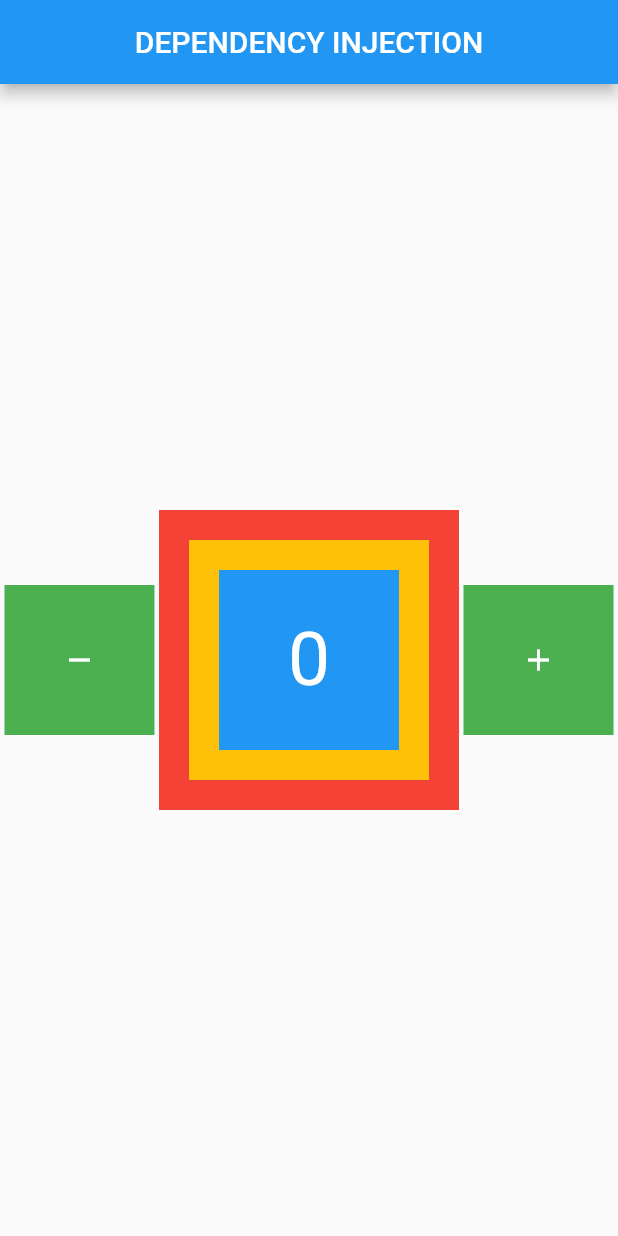
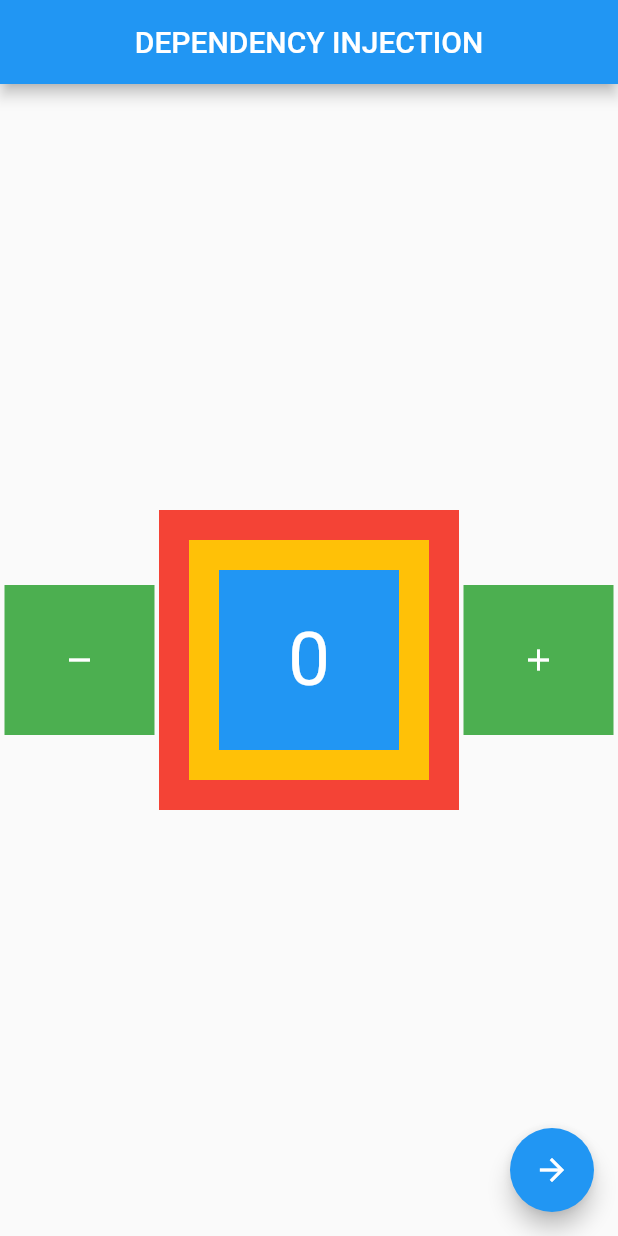
Before and after one commit to HernanFebri/belajar_bloc_flutter, a Flutter app: the screen it shows after launch, on a phone screen of 412 x 824 dp. Run offline on Flutter 3.47's test engine with Material 3 defaults, Android fonts, the phone set to English and light mode, and no system bars; our stand-ins replace bloc, flutter_bloc.

Commit message:
Penggunaan Bloc Provider Value

```diff
--- a/bloc_dependency_injection/lib/home/home.dart
+++ b/bloc_dependency_injection/lib/home/home.dart
@@ -1,5 +1,6 @@
 import 'package:bloc_dependency_injection/bloc/counter.dart';
 import 'package:bloc_dependency_injection/home/merah.dart';
+import 'package:bloc_dependency_injection/other/other.dart';
 import 'package:flutter/material.dart';
 import 'package:flutter_bloc/flutter_bloc.dart';
 
@@ -18,6 +19,26 @@ class HomePage extends StatelessWidget {
       appBar: AppBar(
         centerTitle: true,
         title: const Text("DEPENDENCY INJECTION"),
+      ),
+      floatingActionButton: FloatingActionButton(
+        onPressed: () {
+          Navigator.of(context).push(
+            MaterialPageRoute(
+                builder: (context) => BlocProvider.value(
+                      value: mycounter,
+                      child: const OtherPage(),
+                    )
+                // Kurang Efektif
+                // BlocProvider(
+                //   create: (context) => mycounter,
+                //   child: const OtherPage(),
+                // ),
+                ),
+          );
+        },
+        child: const Icon(
+          Icons.arrow_forward,
+        ),
       ),
       body: Center(
         child: Row(
--- a/bloc_dependency_injection/lib/main.dart
+++ b/bloc_dependency_injection/lib/main.dart
@@ -12,11 +12,12 @@ class MyApp extends StatelessWidget {
 
   @override
   Widget build(BuildContext context) {
-    return BlocProvider(
+    return MaterialApp(
+      theme: ThemeData(useMaterial3: false),
+      home: BlocProvider(
         create: (context) => Counter(),
-        child: MaterialApp(
-          theme: ThemeData(useMaterial3: false),
-          home: HomePage(),
-        ));
+        child: HomePage(),
+      ),
+    );
   }
 }
```
Also changed, not shown: bloc_dependency_injection/lib/other/other.dart (added, +34 -0 lines).
